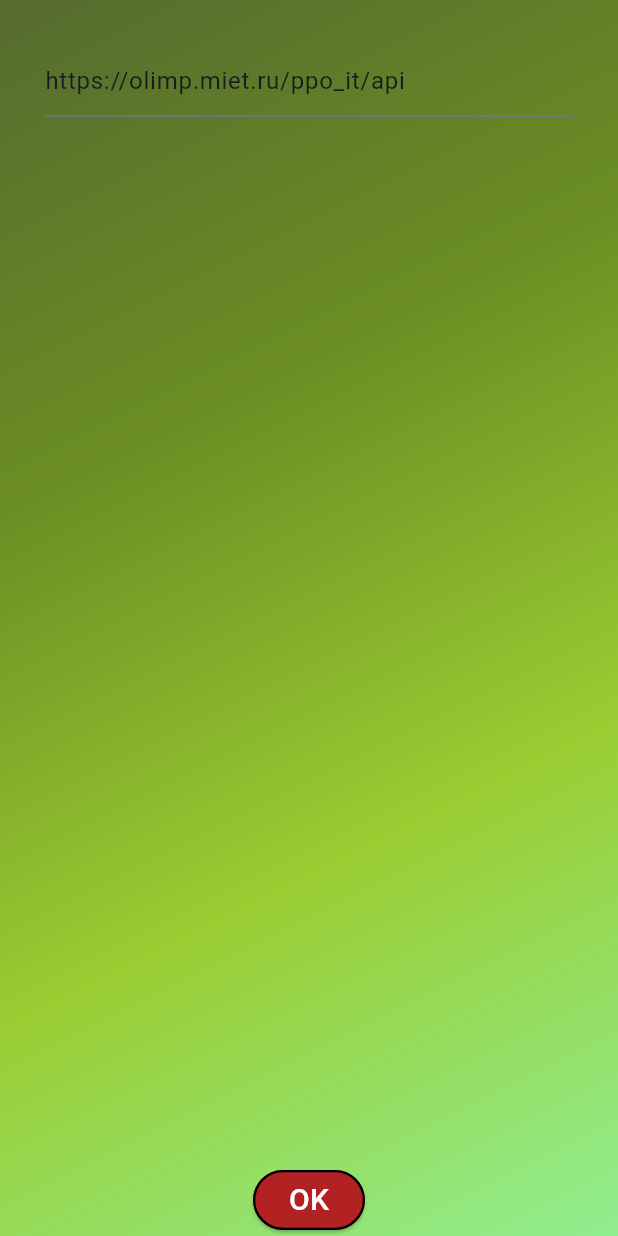
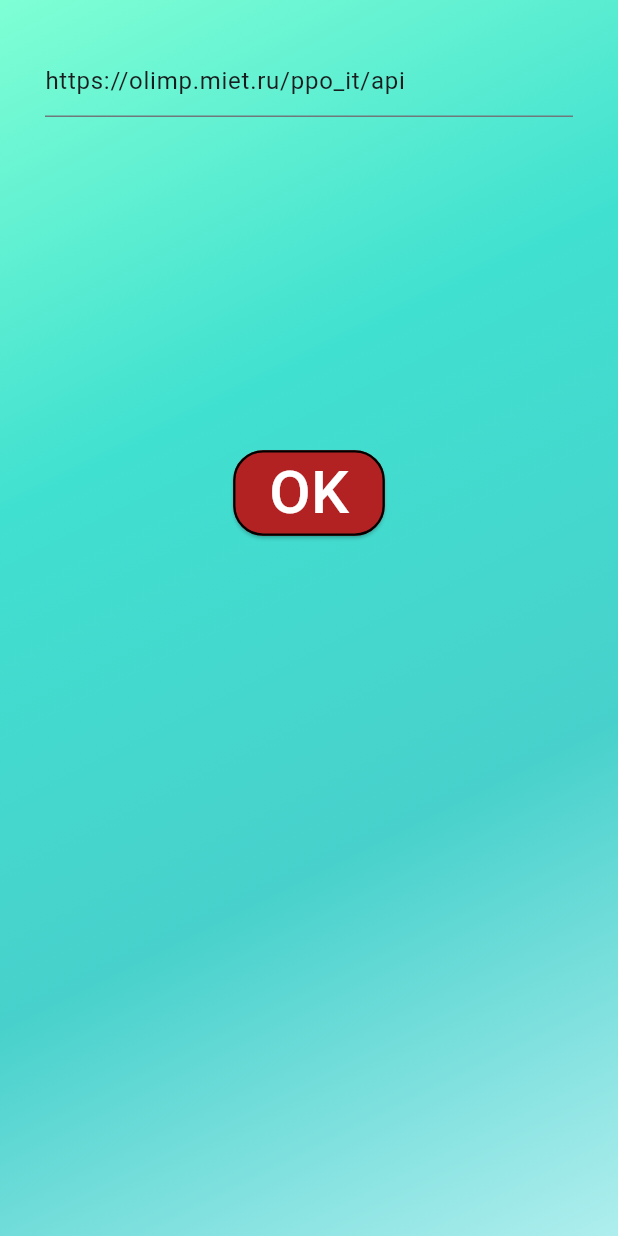
Before and after one commit to artbok/cyberbara_team_case, a Flutter app: the screen it shows after launch, on a phone screen of 412 x 824 dp. Run offline on Flutter 3.47's test engine with Material 3 defaults, Android fonts, the phone set to English and light mode, and no system bars.

Commit message:
colorFixes

```diff
--- a/lib/root.dart
+++ b/lib/root.dart
@@ -9,9 +9,11 @@ class AppRoot extends StatelessWidget {
   Widget build(BuildContext context) {
     return MaterialApp(
       //title: 'Flutter Demo',
+      debugShowCheckedModeBanner: false,
       theme: ThemeData(
         colorScheme: ColorScheme.fromSeed(seedColor: Colors.cyan),
         useMaterial3: true,
+
       ),
       home: const InputPage(),
     );
--- a/lib/screens/input_screen.dart
+++ b/lib/screens/input_screen.dart
@@ -11,7 +11,8 @@ class InputPage extends StatefulWidget {
 }
 
 class _InputPageState extends State<InputPage> {
-  TextEditingController controller = TextEditingController(text: "https://olimp.miet.ru/ppo_it/api");
+  TextEditingController controller =
+      TextEditingController(text: "https://olimp.miet.ru/ppo_it/api");
   String status = "";
   bool obscureText = true;
 
@@ -23,11 +24,12 @@ class _InputPageState extends State<InputPage> {
                 mainAxisAlignment: MainAxisAlignment.spaceBetween,
                 children: <Widget>[
           Flexible(
-            flex: 2,
-            child:
-                Flexible(
               flex: 1,
-                  child: Padding(padding: const EdgeInsets.all(30), child: TextFormField(
+              child: Flexible(
+                flex: 1,
+                child: Padding(
+                  padding: const EdgeInsets.all(30),
+                  child: TextFormField(
                     controller: controller,
                     decoration: const InputDecoration(
                       border: UnderlineInputBorder(
@@ -36,14 +38,12 @@ class _InputPageState extends State<InputPage> {
                     ),
                   ),
                 ),
-                )
-
-          ),
+              )),
           Flexible(
               flex: 1,
               child: button(
                   const Text("OK",
-                      style: TextStyle(fontSize: 20, color: Colors.white)),
+                      style: TextStyle(fontSize: 40, color: Colors.white)),
                   () async {
                 Navigator.pushReplacement(
                   context,
@@ -54,8 +54,8 @@ class _InputPageState extends State<InputPage> {
                     reverseTransitionDuration: Duration.zero,
                   ),
                 );
-
-              }))
+              })),
+          Flexible(flex: 1, child: Container())
         ]))));
   }
 }
--- a/lib/utils/widgets/background.dart
+++ b/lib/utils/widgets/background.dart
@@ -8,10 +8,10 @@ Widget background1(Widget child) {
               begin: Alignment.topLeft,
               end: Alignment.bottomRight,
               colors: [
-            Color.fromARGB(255, 85, 107, 47),
-            Color.fromARGB(255, 107, 142, 35),
-            Color.fromARGB(255, 154, 205, 50),
-            Color.fromARGB(255, 144, 238, 144)
+            Color.fromARGB(255, 127, 255, 212),
+            Color.fromARGB(255, 64, 224, 208),
+            Color.fromARGB(255, 72, 209, 204),
+            Color.fromARGB(255, 175, 238, 238)
           ])),
       child: child);
 }
```
Lines whose indentation alone changed are shown as unchanged.
